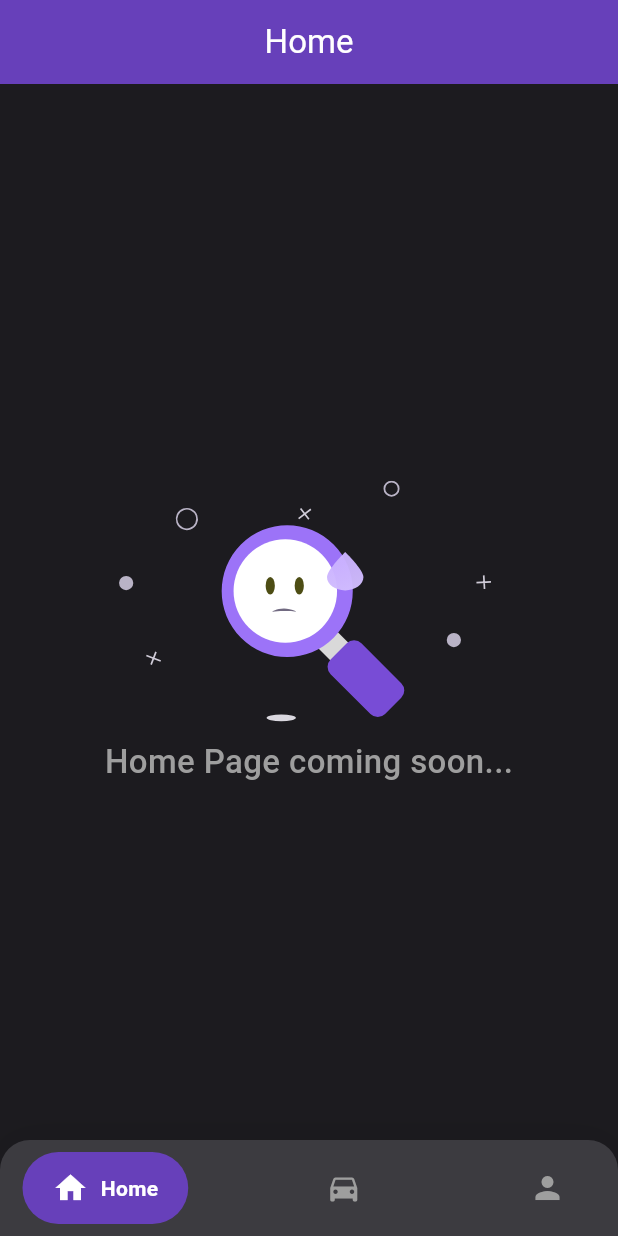
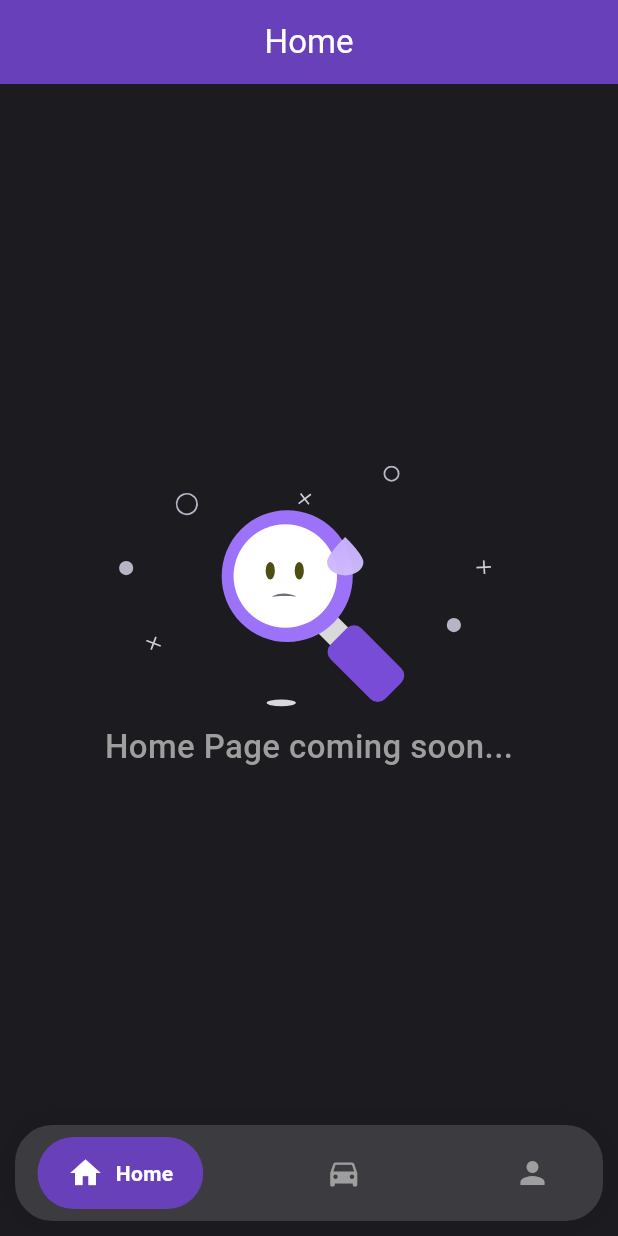
Before and after one commit to ArmaanAhuja-7777/ridelink, a Flutter app: the MainPage screen opened directly, on a phone screen of 412 x 824 dp. Run offline on Flutter 3.47's test engine with Material 3 defaults, Android fonts, the phone set to English and light mode, and no system bars; drawn by our look-alikes of google_nav_bar; our stand-ins replace cloud_firestore, firebase_auth, firebase_core, google_fonts, lottie, shared_preferences; accounts and stored records are empty.

Commit message:
made bottom navbar beautiful

```diff
--- a/lib/main.dart
+++ b/lib/main.dart
@@ -31,7 +31,7 @@ class MyApp extends StatelessWidget {
         ),
         useMaterial3: true,
       ),
-      home: const MainPage(),
+      home: const SplashScreen(),
     );
   }
 }
--- a/lib/widgets/animated_bottom_navbar.dart
+++ b/lib/widgets/animated_bottom_navbar.dart
@@ -13,13 +13,12 @@ class AnimatedBottomNavBar extends StatelessWidget {
 
   @override
   Widget build(BuildContext context) {
-    return Container(
+    return Padding(
+      padding: const EdgeInsets.symmetric(horizontal: 10.0, vertical: 10.0),
+      child: Container(
         decoration: BoxDecoration(
           color: const Color(0xFF3C3B40),
-        borderRadius: const BorderRadius.only(
-          topLeft: Radius.circular(20),
-          topRight: Radius.circular(20),
-        ),
+          borderRadius: const BorderRadius.all(Radius.circular(25)),
           boxShadow: [
             BoxShadow(
               blurRadius: 20,
@@ -29,7 +28,8 @@ class AnimatedBottomNavBar extends StatelessWidget {
         ),
         child: SafeArea(
           child: Padding(
-          padding: const EdgeInsets.symmetric(horizontal: 15.0, vertical: 8.0),
+            padding:
+                const EdgeInsets.symmetric(horizontal: 15.0, vertical: 8.0),
             child: GNav(
               rippleColor: Colors.grey[300]!,
               hoverColor: Colors.grey[100]!,
@@ -59,6 +59,7 @@ class AnimatedBottomNavBar extends StatelessWidget {
             ),
           ),
         ),
+      ),
     );
   }
 }
```
Lines whose indentation alone changed are shown as unchanged.
